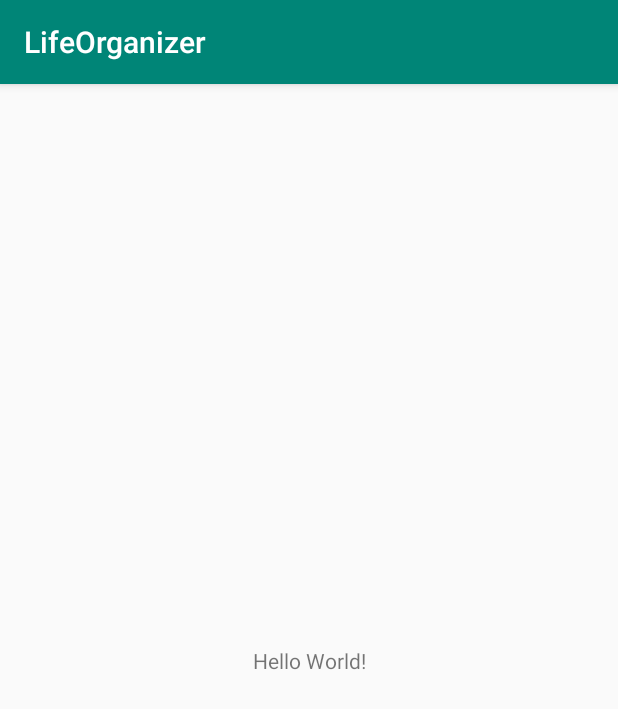
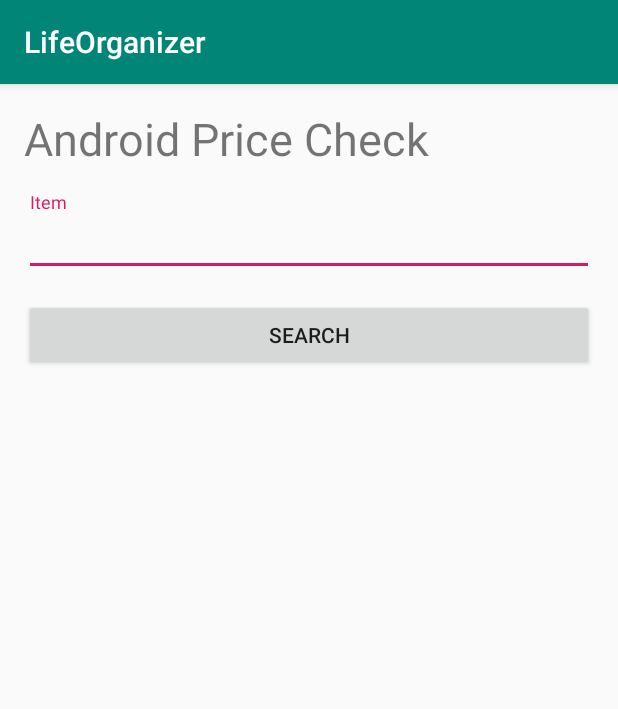
Before and after one commit to smkoontz1/life-organizer-android, an Android app: the screen it shows after launch (MainActivity), on a phone screen of 412 x 824 dp. Shown: the top 709 px of the screen. Run offline under Robolectric (Android 15) with nearby library versions, the phone set to English and light mode, and no system bars.

```diff
--- a/app/build.gradle
+++ b/app/build.gradle
@@ -25,11 +25,12 @@ android {
 
 dependencies {
     implementation fileTree(dir: 'libs', include: ['*.jar'])
-    implementation"org.jetbrains.kotlin:kotlin-stdlib-jdk7:$kotlin_version"
+    implementation "org.jetbrains.kotlin:kotlin-stdlib-jdk7:$kotlin_version"
     implementation 'androidx.appcompat:appcompat:1.0.2'
     implementation 'androidx.core:core-ktx:1.0.2'
     implementation 'androidx.constraintlayout:constraintlayout:1.1.3'
     testImplementation 'junit:junit:4.12'
     androidTestImplementation 'androidx.test:runner:1.1.1'
     androidTestImplementation 'androidx.test.espresso:espresso-core:3.1.1'
+    implementation 'com.google.android.material:material:1.0.0'
 }
--- a/app/src/main/res/layout/activity_main.xml
+++ b/app/src/main/res/layout/activity_main.xml
@@ -1,18 +1,43 @@
 <?xml version="1.0" encoding="utf-8"?>
-<androidx.constraintlayout.widget.ConstraintLayout xmlns:android="http://schemas.android.com/apk/res/android"
+<RelativeLayout xmlns:android="http://schemas.android.com/apk/res/android"
     xmlns:app="http://schemas.android.com/apk/res-auto"
     xmlns:tools="http://schemas.android.com/tools"
     android:layout_width="match_parent"
     android:layout_height="match_parent"
-    tools:context=".MainActivity">
+    tools:context=".MainActivity"
+    android:orientation="vertical"
+    android:padding="16dp">
 
     <TextView
+        android:id="@+id/textView1"
         android:layout_width="wrap_content"
         android:layout_height="wrap_content"
-        android:text="Hello World!"
-        app:layout_constraintBottom_toBottomOf="parent"
-        app:layout_constraintLeft_toLeftOf="parent"
-        app:layout_constraintRight_toRightOf="parent"
-        app:layout_constraintTop_toTopOf="parent" />
+        android:text="Android Price Check"
+        android:textSize="30sp" />
 
-</androidx.constraintlayout.widget.ConstraintLayout>
+    <com.google.android.material.textfield.TextInputLayout
+        android:id="@+id/amazonTextInputLayout"
+        android:layout_width="match_parent"
+        android:layout_height="wrap_content"
+        android:layout_below="@id/textView1"
+        android:layout_marginTop="15dp">
+
+        <com.google.android.material.textfield.TextInputEditText
+            android:id="@+id/amazonSearchInputText"
+            android:layout_width="match_parent"
+            android:layout_height="wrap_content"
+            android:hint="Item" />
+
+    </com.google.android.material.textfield.TextInputLayout>
+
+    <Button
+        android:id="@+id/amazonSearchButton"
+        android:layout_width="match_parent"
+        android:layout_height="wrap_content"
+        android:layout_below="@id/amazonTextInputLayout"
+        android:layout_marginTop="15dp"
+        android:layout_marginBottom="50dp"
+        android:text="Search"
+        android:onClick="searchAverageAmazonPrice"/>
+
+</RelativeLayout>
```
Also changed, not shown: app/src/main/AndroidManifest.xml (+8 -0 lines), app/src/main/java/com/example/lifeorganizer/DisplayAmazonPriceActivity.kt (added, +146 -0 lines), app/src/main/java/com/example/lifeorganizer/MainActivity.kt (+12 -0 lines), app/src/main/res/layout/activity_display_amazon_price.xml (added, +45 -0 lines).
